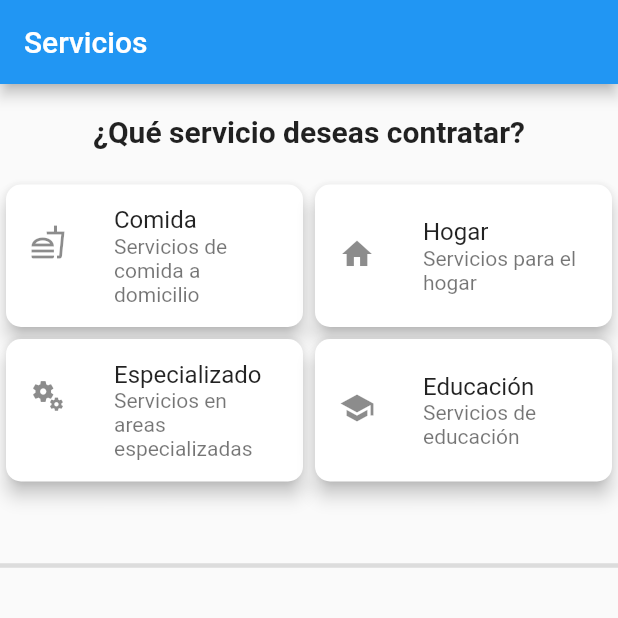
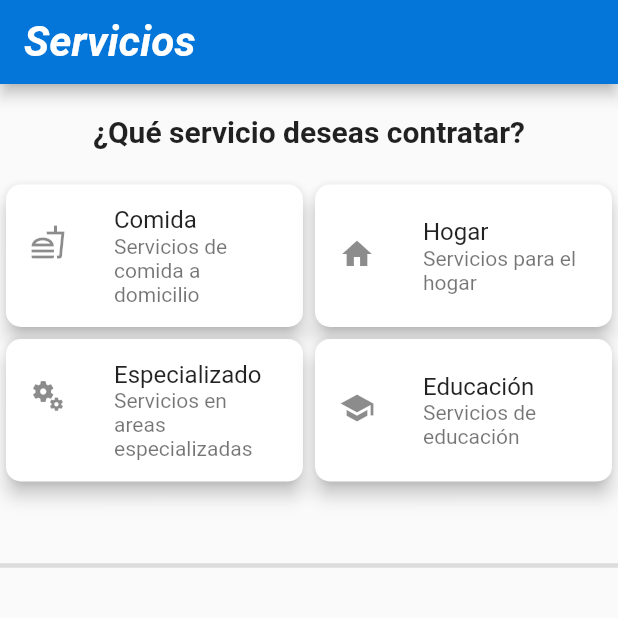
Before and after one commit to Chisrra/jobgency, a Flutter app: the HomeTabPage screen opened directly, on a phone screen of 412 x 824 dp, the top half of it. Run offline on Flutter 3.47's test engine with Material 2 defaults, Android fonts, the phone set to English and light mode, and no system bars; our stand-ins replace dotted_border, firebase_auth, firebase_core, firebase_database, flutter_svg, fluttertoast; accounts and stored records are empty.

```diff
--- a/frontend/lib/tabPages/home_tab.dart
+++ b/frontend/lib/tabPages/home_tab.dart
@@ -1,6 +1,7 @@
 import 'dart:developer';
 
 import 'package:flutter/material.dart';
+import 'package:frontend/widgets/appbar/app_bar_title.dart';
 
 import '../widgets/service_card.dart';
 
@@ -15,8 +16,8 @@ class _HomeTabPageState extends State<HomeTabPage> {
   @override
   Widget build(BuildContext context) {
     return Scaffold(
-      appBar: AppBar(
-        title: const Text('Servicios'),
+      appBar: AppBarTitle(
+        title: 'Servicios',
       ),
       body: SingleChildScrollView(
         child: Column(
--- a/frontend/lib/widgets/appbar/app_bar_title.dart
+++ b/frontend/lib/widgets/appbar/app_bar_title.dart
@@ -8,6 +8,7 @@ class AppBarTitle extends StatelessWidget implements PreferredSizeWidget {
   @override
   Widget build(BuildContext context) {
     return AppBar(
+      automaticallyImplyLeading: false,
       title: Text(
         title,
         style: const TextStyle(
```
